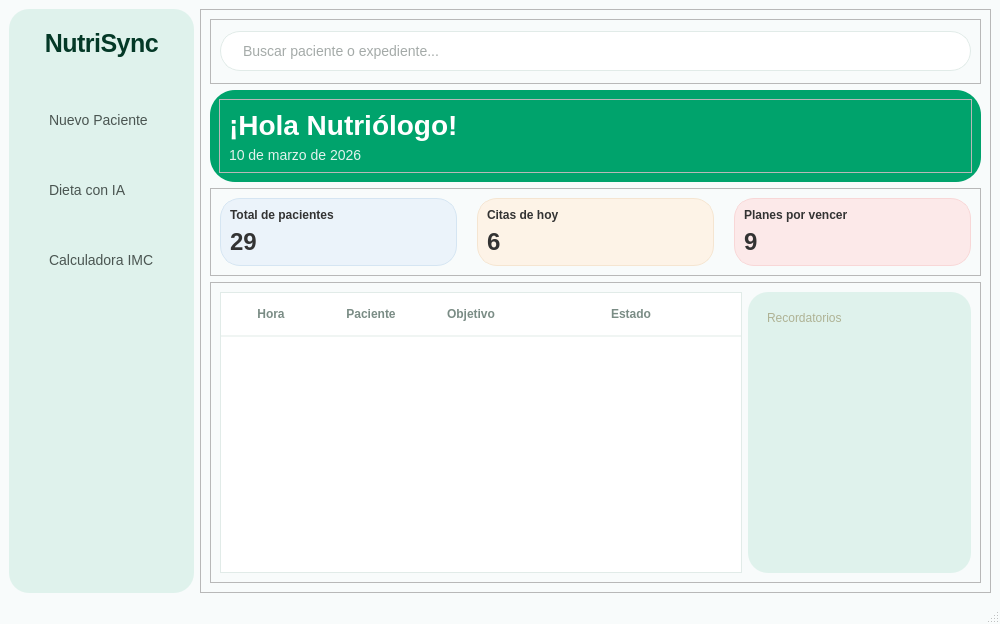
marcoaguilera2005maac-svg/planesAlimenticios, file views/dashboard.ui: the form before one commit.
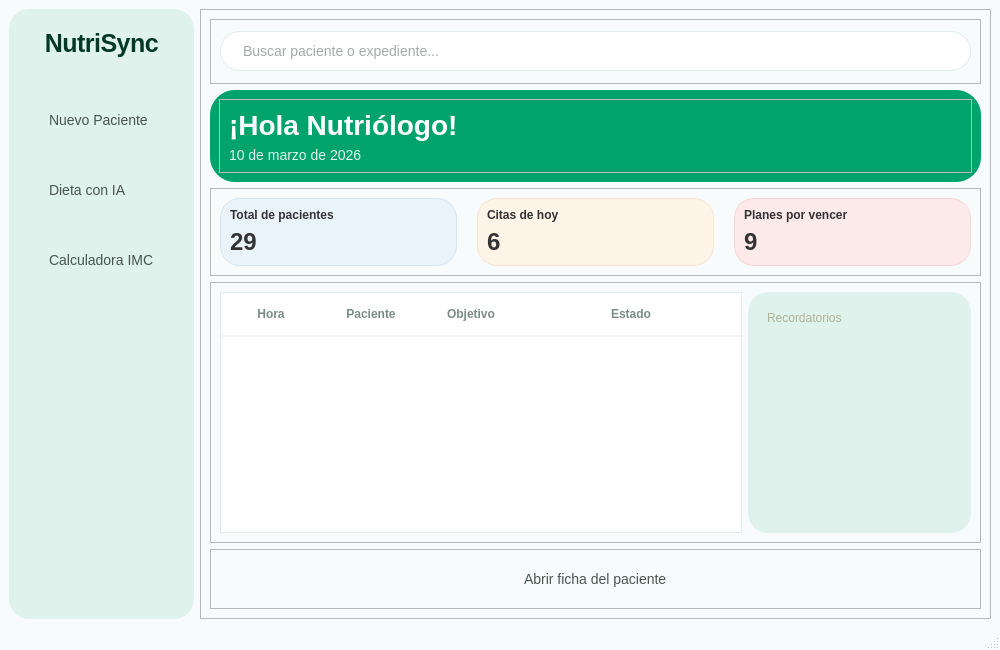
The form after the commit.

Diff of the .ui file:
```diff
--- a/views/dashboard.ui
+++ b/views/dashboard.ui
@@ -7,7 +7,7 @@
     <x>0</x>
     <y>0</y>
     <width>1000</width>
-    <height>624</height>
+    <height>650</height>
    </rect>
   </property>
   <property name="windowTitle">
@@ -119,6 +119,18 @@
     color: white;
     font-weight: bold;
 }
+QPushButton#btn_abrir_ficha {
+    background-color: #00A36C;
+    color: white;
+    font-size: 14px;
+    font-weight: bold;
+    border-radius: 15px;
+    padding: 8px 15px;
+    border: none;
+}
+QPushButton#btn_abrir_ficha:hover {
+    background-color: #008f5d;
+}
 </string>
   </property>
   <widget class="QWidget" name="centralwidget">
@@ -464,6 +476,57 @@
          </layout>
         </widget>
        </item>
+       <item>
+        <widget class="QFrame" name="frame">
+         <property name="minimumSize">
+          <size>
+           <width>0</width>
+           <height>60</height>
+          </size>
+         </property>
+         <property name="frameShape">
+          <enum>QFrame::StyledPanel</enum>
+         </property>
+         <property name="frameShadow">
+          <enum>QFrame::Raised</enum>
+         </property>
+         <layout class="QHBoxLayout" name="horizontalLayout_5">
+          <item>
+           <spacer name="horizontalSpacer">
+            <property name="orientation">
+             <enum>Qt::Horizontal</enum>
+            </property>
+            <property name="sizeHint" stdset="0">
+             <size>
+              <width>40</width>
+              <height>20</height>
+             </size>
+            </property>
+           </spacer>
+          </item>
+          <item>
+           <widget class="QPushButton" name="btn_nuevo">
+            <property name="text">
+             <string>Abrir ficha del paciente</string>
+            </property>
+           </widget>
+          </item>
+          <item>
+           <spacer name="horizontalSpacer_2">
+            <property name="orientation">
+             <enum>Qt::Horizontal</enum>
+            </property>
+            <property name="sizeHint" stdset="0">
+             <size>
+              <width>40</width>
+              <height>20</height>
+             </size>
+            </property>
+           </spacer>
+          </item>
+         </layout>
+        </widget>
+       </item>
       </layout>
      </widget>
     </item>
```
Left out of the diff: 6 changed lines with no effect on the pictures.
